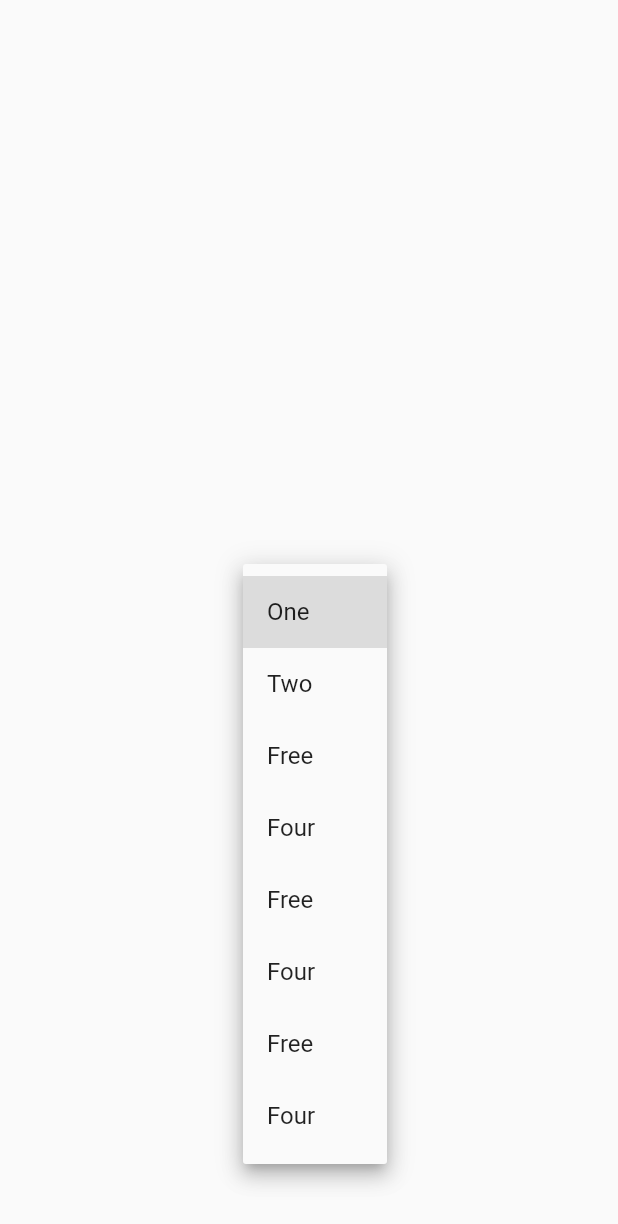
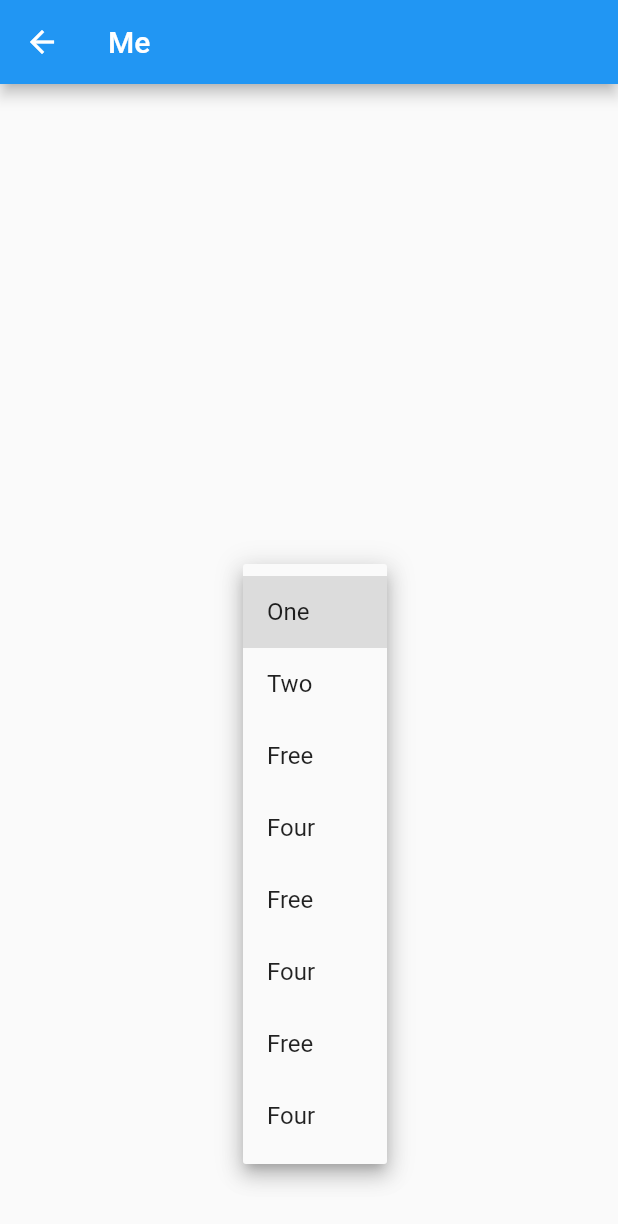
Before and after one commit to Jetsly/gitod, a Flutter app: the MePage screen opened directly, after a tap on "One", on a phone screen of 412 x 824 dp. Shown: the top 1224 px of the screen. Run offline on Flutter 3.47's test engine with Material 2 defaults, Android fonts, the phone set to English and light mode, and no system bars; our stand-ins replace flutter_spinkit, flutter_svg, transparent_image; network calls fail.

```diff
--- a/lib/pages/favorite.dart
+++ b/lib/pages/favorite.dart
@@ -3,6 +3,10 @@ import 'package:flutter/material.dart';
 class FavoritePage extends StatelessWidget {
   @override
   Widget build(BuildContext context) {
-    return Scaffold(body: Text('favorite'));
+    return Scaffold(
+        appBar: AppBar(
+          title: Text('Favorite'),
+        ),
+        body: Text('favorite'));
   }
 }
--- a/lib/pages/me.dart
+++ b/lib/pages/me.dart
@@ -3,21 +3,31 @@ import 'package:flutter/material.dart';
 class MePage extends StatelessWidget {
   @override
   Widget build(BuildContext context) {
-    return Scaffold(body:Center(
-      child: DropdownButton<String>(
-        value: 'One',
-        onChanged: (String newValue) {
-
-        },
-        items: <String>['One', 'Two', 'Free', 'Four','Free', 'Four','Free', 'Four']
-          .map<DropdownMenuItem<String>>((String value) {
+    return Scaffold(
+      appBar: AppBar(
+        title: Text('Me'),
+      ),
+      body: Center(
+        child: DropdownButton<String>(
+          value: 'One',
+          onChanged: (String newValue) {},
+          items: <String>[
+            'One',
+            'Two',
+            'Free',
+            'Four',
+            'Free',
+            'Four',
+            'Free',
+            'Four'
+          ].map<DropdownMenuItem<String>>((String value) {
             return DropdownMenuItem<String>(
               value: value,
               child: Text(value),
             );
-          })
-          .toList(),
+          }).toList(),
+        ),
       ),
-    ),);
+    );
   }
 }
--- a/lib/widget/list_trend.dart
+++ b/lib/widget/list_trend.dart
@@ -2,6 +2,7 @@ import 'package:flutter/material.dart';
 import 'package:flutter_svg/flutter_svg.dart';
 import 'package:gitod/models/repository.dart';
 import 'package:gitod/models/utils.dart';
+import 'package:transparent_image/transparent_image.dart';
 
 var color = HexColor("#586069");
 
@@ -96,9 +97,10 @@ class ListTrendWidget extends StatelessWidget {
                               child: ClipRRect(
                                 borderRadius: new BorderRadius.all(
                                     new Radius.circular(5.0)),
-                                child: Image.network(
-                                  user.avatar,
+                                child: FadeInImage.memoryNetwork(
                                   width: 25,
+                                  image: user.avatar,
+                                  placeholder: kTransparentImage,
                                 ),
                               )))
                           .toList();
--- a/pubspec.yaml
+++ b/pubspec.yaml
@@ -27,6 +27,7 @@ dependencies:
   provider: ^3.0.0+1
   flutter_spinkit: "^3.1.0"
   flutter_svg: ^0.13.1
+  transparent_image: ^1.0.0
 
 dev_dependencies:
   flutter_test:
```
Also changed, not shown: pubspec.lock.
